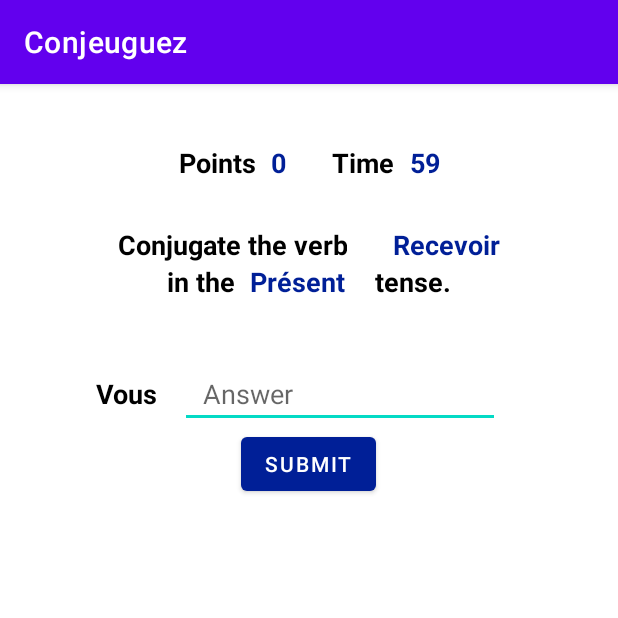
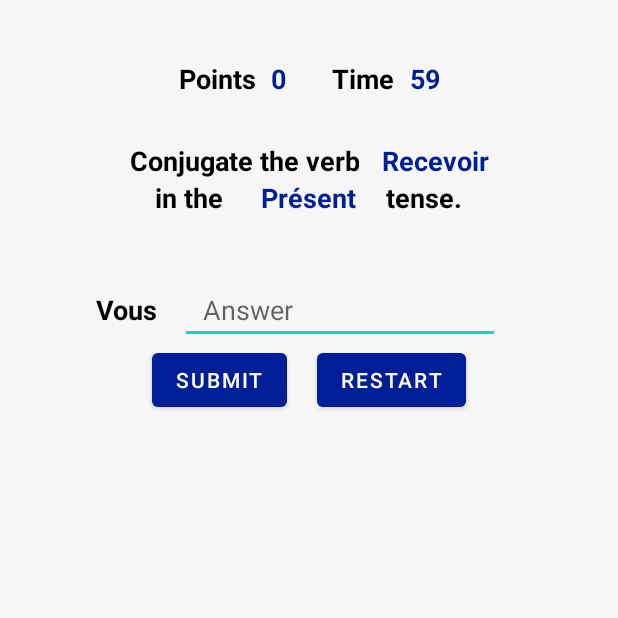
Before and after one commit to Sean-Stilwell/uOttaHack4, an Android app: the screen it shows after launch (PlayGame), after a tap on "START GAME", on a phone screen of 412 x 824 dp, the top half of it. Run offline under Robolectric (Android 15) with nearby library versions, the phone set to English and light mode, and no system bars.

```diff
--- a/app/build.gradle
+++ b/app/build.gradle
@@ -10,8 +10,8 @@ android {
         applicationId "app.example.conjeuguez"
         minSdkVersion 16
         targetSdkVersion 29
-        versionCode 4
-        versionName "4.0"
+        versionCode 8
+        versionName "1.4"
 
         testInstrumentationRunner "androidx.test.runner.AndroidJUnitRunner"
     }
--- a/app/src/main/java/com/example/conjeuguez/MainActivity.java
+++ b/app/src/main/java/com/example/conjeuguez/MainActivity.java
@@ -76,18 +76,15 @@ public class MainActivity extends AppCompatActivity implements AdapterView.OnIte
     @Override
     public void onItemSelected(AdapterView<?> parent, View view, int position, long id) {
         String val = parent.getItemAtPosition(position).toString();
-        if (val.equals("Présent")){
-            PlayGame.tenseVal = 0;
-        } else if (val.equals("Imparfait")){
-            PlayGame.tenseVal = 1;
-        } else if (val.equals("Passé composé")){
-            PlayGame.tenseVal = 2;
-        } else if (val.equals("Futur")){
-            PlayGame.tenseVal = 3;
-        } else if (val.equals("Conditionnel (Présent)")){
-            PlayGame.tenseVal = 4;
-        }
 
+        // Selection values for the tense to be played
+        if (val.equals("Présent")){ PlayGame.tenseVal = 0; }
+        else if (val.equals("Imparfait")){ PlayGame.tenseVal = 1; }
+        else if (val.equals("Passé composé")){ PlayGame.tenseVal = 2; }
+        else if (val.equals("Futur")){ PlayGame.tenseVal = 3; }
+        else if (val.equals("Conditionnel (Présent)")){ PlayGame.tenseVal = 4; }
+
+        // Selection values for the length of time to be played
         if (val.equals("1 minute")){
             PlayGame.time = 60;
             PlayGame.startingTime = 60;
--- a/app/src/main/java/com/example/conjeuguez/PlayGame.java
+++ b/app/src/main/java/com/example/conjeuguez/PlayGame.java
@@ -30,6 +30,8 @@ public class PlayGame extends AppCompatActivity {
 
     int pronounVal; // Position in the array of a pronoun
     int points; // Number of points earned by a player in a game
+    int correct;
+    int attempts;
     SharedPreferences prefs; // Allows us to store results
     boolean running = true; // When true, the timer is counting down
     Handler handler; // For controlling the timer
@@ -39,6 +41,8 @@ public class PlayGame extends AppCompatActivity {
         super.onCreate(savedInstanceState);
         setContentView(R.layout.activity_play_game);
         points = 0;
+        correct = 0;
+        attempts = 0;
         newPuzzle(); // The game immediately starts a puzzle when the user starts
 
         // Converts the static variable used by MainActivity into what we want to display
@@ -91,11 +95,13 @@ public class PlayGame extends AppCompatActivity {
         // If the user gets an answer right, they are awarded points.
         if (box.getText().toString().equals(answer.trim())){
             points = points + 10;
+            correct++;
             totalCorrect++;
         }
         else { // If the user is wrong, their points are decremented
             points = points - 5;
         }
+        attempts++;
 
         // We then update the user's total correct and total attempted scores
         SharedPreferences.Editor editor = prefs.edit();
@@ -104,6 +110,24 @@ public class PlayGame extends AppCompatActivity {
         editor.commit(); // We have to commit our changes to save them.
 
         newPuzzle(); // A new puzzle is created and shown.
+    }
+
+    /**
+     * When a user finishes, or decides to in the middle of the game, they can restart the game from the starting time.
+     * @param v - The button that was clicked.
+     */
+    public void resetButton(View v){
+        time = startingTime;
+        newPuzzle();
+        correct = 0;
+        attempts = 0;
+        points = 0;
+        Button button = (Button) findViewById(R.id.button2);
+        button.setEnabled(true);
+        EditText textbox = (EditText) findViewById(R.id.answerBox);
+        textbox.setEnabled(true);
+        running = true;
+        updateView();
     }
 
     /**
@@ -151,6 +175,12 @@ public class PlayGame extends AppCompatActivity {
         tenseView.setText(tense);
         TextView pronounView = (TextView) findViewById(R.id.textView13);
         pronounView.setText(pronoun);
+        TextView timeView = (TextView)findViewById(R.id.textView12);
+        timeView.setText(Integer.toString(time));
+        TextView correctAnswers = (TextView) findViewById(R.id.textView46);
+        correctAnswers.setText(Integer.toString(correct));
+        TextView attemptedAnswers = (TextView) findViewById(R.id.textView48);
+        attemptedAnswers.setText(Integer.toString(attempts));
     }
 
     /**
@@ -174,13 +204,30 @@ public class PlayGame extends AppCompatActivity {
                     time--;
                 }
 
+                TextView resultView1 = (TextView) findViewById(R.id.textView45);
+                TextView resultView2 = (TextView) findViewById(R.id.textView46);
+                TextView resultView3 = (TextView) findViewById(R.id.textView47);
+                TextView resultView4 = (TextView) findViewById(R.id.textView48);
+                EditText textbox = (EditText) findViewById(R.id.answerBox);
+                Button button = (Button) findViewById(R.id.button2);
+
                 // When time is out, we disable the user's ability to add a new solution.
                 if (time <= 0){
                     running = false;
-                    Button button = (Button) findViewById(R.id.button2);
                     button.setEnabled(false);
-                    EditText textbox = (EditText) findViewById(R.id.answerBox);
                     textbox.setEnabled(false);
+                    resultView1.setVisibility(View.VISIBLE);
+                    resultView2.setVisibility(View.VISIBLE);
+                    resultView3.setVisibility(View.VISIBLE);
+                    resultView4.setVisibility(View.VISIBLE);
+                }
+                else {
+                    button.setEnabled(true);
+                    textbox.setEnabled(true);
+                    resultView1.setVisibility(View.INVISIBLE);
+                    resultView2.setVisibility(View.INVISIBLE);
+                    resultView3.setVisibility(View.INVISIBLE);
+                    resultView4.setVisibility(View.INVISIBLE);
                 }
 
                 // Post the code again with a delay of 1 second.
--- a/app/src/main/res/layout/activity_main.xml
+++ b/app/src/main/res/layout/activity_main.xml
@@ -9,6 +9,7 @@
     <LinearLayout
         android:layout_width="match_parent"
         android:layout_height="match_parent"
+        android:background="#F6F6F6"
         android:gravity="center_horizontal|center_vertical"
         android:orientation="vertical">
 
@@ -70,48 +71,49 @@
             android:paddingBottom="5dp" />
 
         <LinearLayout
+            style="?android:attr/buttonBarStyle"
             android:layout_width="match_parent"
             android:layout_height="wrap_content"
             android:gravity="center"
             android:orientation="horizontal"
-            android:paddingTop="15dp"
-            style="?android:attr/buttonBarStyle">
+            android:paddingTop="15dp">
 
             <Button
                 android:id="@+id/button"
+                style="?android:attr/borderlessButtonStyle"
                 android:layout_width="wrap_content"
                 android:layout_height="wrap_content"
                 android:insetRight="10dp"
                 android:onClick="playGameButton"
                 android:text="@string/start_button"
                 android:textSize="18sp"
-                app:backgroundTint="#001F97"
-                style="?android:attr/borderlessButtonStyle"/>
+                app:backgroundTint="#001F97" />
 
             <Button
                 android:id="@+id/button3"
+                style="?android:attr/borderlessButtonStyle"
                 android:layout_width="wrap_content"
                 android:layout_height="wrap_content"
                 android:insetLeft="10dp"
                 android:onClick="statsButton"
                 android:text="@string/stats_button"
                 android:textSize="18sp"
-                app:backgroundTint="#001F97"
-                style="?android:attr/borderlessButtonStyle"/>
+                app:backgroundTint="#001F97" />
         </LinearLayout>
 
         <LinearLayout
             android:layout_width="match_parent"
             android:layout_height="wrap_content"
             android:gravity="center"
-            android:orientation="horizontal">
+            android:orientation="horizontal"
+            android:paddingTop="10dp">
 
             <ImageButton
                 android:id="@+id/imageButton"
                 android:layout_width="68dp"
                 android:layout_height="38dp"
                 android:adjustViewBounds="false"
-                android:background="#FFFFFF"
+                android:background="#00FFFFFF"
                 android:contentDescription="@string/website_button"
                 android:cropToPadding="false"
                 android:onClick="websiteButton"
@@ -125,7 +127,7 @@
                 android:layout_width="68dp"
                 android:layout_height="38dp"
                 android:adjustViewBounds="false"
-                android:background="#FFFFFF"
+                android:background="#00FFFFFF"
                 android:contentDescription="@string/github_button"
                 android:cropToPadding="false"
                 android:onClick="githubButton"
--- a/app/src/main/res/layout/activity_play_game.xml
+++ b/app/src/main/res/layout/activity_play_game.xml
@@ -9,6 +9,7 @@
     <LinearLayout
         android:layout_width="match_parent"
         android:layout_height="match_parent"
+        android:background="#F6F6F6"
         android:gravity="center_horizontal"
         android:orientation="vertical">
 
@@ -38,14 +39,14 @@
                 android:layout_width="wrap_content"
                 android:layout_height="wrap_content"
                 android:gravity="end"
+                android:paddingStart="5dp"
                 android:paddingLeft="5dp"
+                android:paddingEnd="25dp"
                 android:paddingRight="25dp"
                 android:text="@string/placeholder"
                 android:textColor="#001F97"
                 android:textSize="18sp"
-                android:textStyle="bold"
-                android:paddingStart="5dp"
-                android:paddingEnd="25dp" />
+                android:textStyle="bold" />
 
             <TextView
                 android:id="@+id/textView11"
@@ -84,7 +85,7 @@
                 android:layout_height="wrap_content"
                 android:layout_weight="1"
                 android:gravity="end"
-                android:paddingLeft="15dp"
+                android:paddingLeft="0dp"
                 android:paddingRight="15dp"
                 android:text="@string/conjugate_the_verb"
                 android:textColor="#000000"
@@ -96,8 +97,8 @@
                 android:layout_width="wrap_content"
                 android:layout_height="wrap_content"
                 android:layout_weight="1"
-                android:paddingLeft="15dp"
-                android:paddingRight="15dp"
+                android:paddingLeft="0dp"
+                android:paddingRight="0dp"
                 android:text="@string/placeholder"
                 android:textColor="#001F97"
                 android:textSize="18sp"
@@ -117,6 +118,10 @@
                 android:layout_height="wrap_content"
                 android:layout_weight="1"
                 android:gravity="end"
+                android:paddingStart="15dp"
+                android:paddingLeft="15dp"
+                android:paddingEnd="10dp"
+                android:paddingRight="10dp"
                 android:text="@string/in_the"
                 android:textColor="#000000"
                 android:textSize="18sp"
@@ -127,7 +132,9 @@
                 android:layout_width="wrap_content"
                 android:layout_height="wrap_content"
                 android:layout_weight="0"
-                android:paddingLeft="10dp"
+                android:paddingStart="15dp"
+                android:paddingLeft="15dp"
+                android:paddingEnd="10dp"
                 android:paddingRight="10dp"
                 android:text="@string/placeholder"
                 android:textColor="#001F97"
@@ -139,7 +146,10 @@
                 android:layout_width="wrap_content"
                 android:layout_height="wrap_content"
                 android:layout_weight="1"
-                android:paddingStart="15px"
+                android:paddingStart="10dp"
+                android:paddingLeft="10dp"
+                android:paddingEnd="15dp"
+                android:paddingRight="15dp"
                 android:text="@string/tense"
                 android:textColor="#000000"
                 android:textSize="18sp"
@@ -173,10 +183,10 @@
                 android:layout_height="wrap_content"
                 android:ems="10"
                 android:hint="@string/answer"
+                android:importantForAutofill="no"
                 android:inputType="textPersonName"
                 android:paddingLeft="15dp"
-                android:paddingRight="15dp"
-                android:importantForAutofill="no" />
+                android:paddingRight="15dp" />
 
             <TextView
                 android:id="@+id/textView14"
@@ -190,13 +200,102 @@
                 android:textStyle="bold" />
         </LinearLayout>
 
+        <LinearLayout
+            android:layout_width="match_parent"
+            android:layout_height="wrap_content"
+            android:layout_weight="0"
+            android:gravity="center"
+            android:orientation="horizontal">
+
             <Button
                 android:id="@+id/button2"
                 android:layout_width="wrap_content"
                 android:layout_height="wrap_content"
                 android:layout_weight="0"
+                android:insetLeft="10dp"
+                android:insetRight="10dp"
                 android:onClick="submitButton"
                 android:text="@string/submit"
                 app:backgroundTint="#001F97" />
+
+            <Button
+                android:id="@+id/button5"
+                android:layout_width="wrap_content"
+                android:layout_height="wrap_content"
+                android:layout_weight="0"
+                android:insetLeft="10dp"
+                android:insetRight="10dp"
+                android:onClick="resetButton"
+                android:text="@string/playagain"
+                app:backgroundTint="#001F97" />
+
+        </LinearLayout>
+
+        <LinearLayout
+            android:layout_width="match_parent"
+            android:layout_height="wrap_content"
+            android:layout_weight="0"
+            android:gravity="center"
+            android:orientation="horizontal"
+            android:paddingTop="15dp"
+            android:visibility="visible">
+
+            <TextView
+                android:id="@+id/textView45"
+                android:layout_width="wrap_content"
+                android:layout_height="wrap_content"
+                android:gravity="end"
+                android:paddingLeft="15dp"
+                android:paddingRight="15dp"
+                android:text="@string/results1"
+                android:textColor="#000000"
+                android:textSize="18sp"
+                android:textStyle="bold" />
+
+            <TextView
+                android:id="@+id/textView46"
+                android:layout_width="wrap_content"
+                android:layout_height="wrap_content"
+                android:paddingLeft="0dp"
+                android:paddingRight="0dp"
+                android:text="@string/placeholder"
+                android:textColor="#001F97"
+                android:textSize="18sp"
+                android:textStyle="bold" />
+
+        </LinearLayout>
+
+        <LinearLayout
+            android:layout_width="match_parent"
+            android:layout_height="wrap_content"
+            android:layout_weight="0"
+            android:gravity="center"
+            android:orientation="horizontal"
+            android:visibility="visible">
+
+            <TextView
+                android:id="@+id/textView47"
+                android:layout_width="wrap_content"
+                android:layout_height="wrap_content"
+                android:gravity="end"
+                android:paddingLeft="15dp"
+                android:paddingRight="15dp"
+                android:text="@string/results2"
+                android:textColor="#000000"
+                android:textSize="18sp"
+                android:textStyle="bold" />
+
+            <TextView
+                android:id="@+id/textView48"
+                android:layout_width="wrap_content"
+                android:layout_height="wrap_content"
+                android:paddingLeft="0dp"
+                android:paddingRight="0dp"
+                android:text="@string/placeholder"
+                android:textColor="#001F97"
+                android:textSize="18sp"
+                android:textStyle="bold" />
+        </LinearLayout>
+
     </LinearLayout>
 </androidx.constraintlayout.widget.ConstraintLayout>
--- a/app/src/main/res/values-night/themes.xml
+++ b/app/src/main/res/values-night/themes.xml
@@ -1,9 +1,9 @@
 <resources xmlns:tools="http://schemas.android.com/tools">
     <!-- Base application theme. -->
-    <style name="Theme.Conjeuguez" parent="Theme.MaterialComponents.DayNight.DarkActionBar">
+    <style name="Theme.Conjeuguez" parent="Theme.MaterialComponents.DayNight.NoActionBar">
         <!-- Primary brand color. -->
-        <item name="colorPrimary">@color/purple_200</item>
-        <item name="colorPrimaryVariant">@color/purple_700</item>
+        <item name="colorPrimary">@color/blue</item>
+        <item name="colorPrimaryVariant">@color/blue</item>
         <item name="colorOnPrimary">@color/black</item>
         <!-- Secondary brand color. -->
         <item name="colorSecondary">@color/teal_200</item>
--- a/app/src/main/res/values/colors.xml
+++ b/app/src/main/res/values/colors.xml
@@ -7,4 +7,5 @@
     <color name="teal_700">#FF018786</color>
     <color name="black">#FF000000</color>
     <color name="white">#FFFFFFFF</color>
+    <color name="blue">#001F97</color>
 </resources>
--- a/app/src/main/res/values/strings.xml
+++ b/app/src/main/res/values/strings.xml
@@ -14,6 +14,9 @@
     <string name="tense">tense.</string>
     <string name="submit">Submit</string>
     <string name="answer">Answer</string>
+    <string name="playagain">Restart</string>
+    <string name="results1">Good work, you passed </string>
+    <string name="results2"> out of </string>
 
     <string name="present_attempted">Présent Verbs Attempted:</string>
     <string name="present_passed">Présent Verbs Passed:</string>
--- a/app/src/main/res/values/themes.xml
+++ b/app/src/main/res/values/themes.xml
@@ -1,9 +1,9 @@
 <resources xmlns:tools="http://schemas.android.com/tools">
     <!-- Base application theme. -->
-    <style name="Theme.Conjeuguez" parent="Theme.MaterialComponents.DayNight.DarkActionBar">
+    <style name="Theme.Conjeuguez" parent="Theme.MaterialComponents.DayNight.NoActionBar">
         <!-- Primary brand color. -->
-        <item name="colorPrimary">@color/purple_500</item>
-        <item name="colorPrimaryVariant">@color/purple_700</item>
+        <item name="colorPrimary">@color/blue</item>
+        <item name="colorPrimaryVariant">@color/blue</item>
         <item name="colorOnPrimary">@color/white</item>
         <!-- Secondary brand color. -->
         <item name="colorSecondary">@color/teal_200</item>
```
Also changed, not shown: app/src/main/java/com/example/conjeuguez/CSVFile.java (+14 -9 lines), app/src/main/res/drawable-fr/logo_en.png (added), 1 other file. Lines whose indentation alone changed are shown as unchanged.
